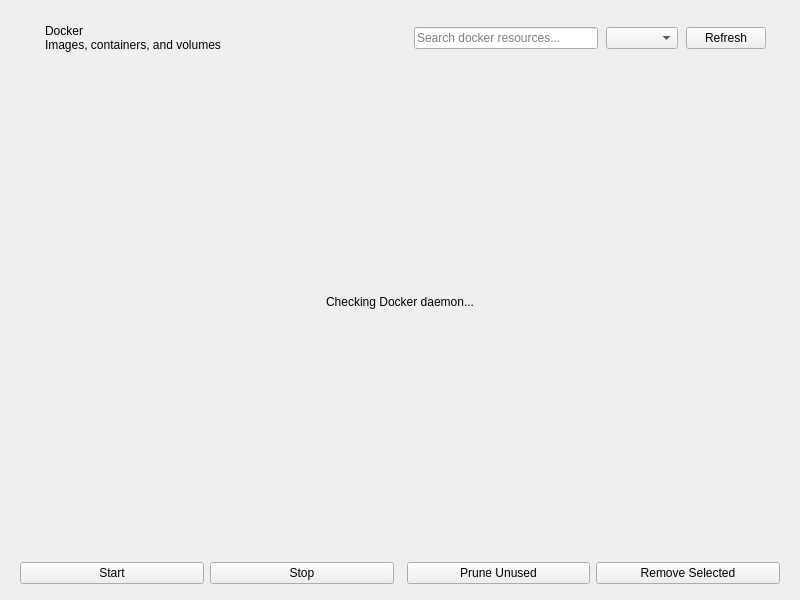
Old version of the form shared/nexis/Pages/Docker/docker_page.ui in the repository s4solutionsllc/Nexis.
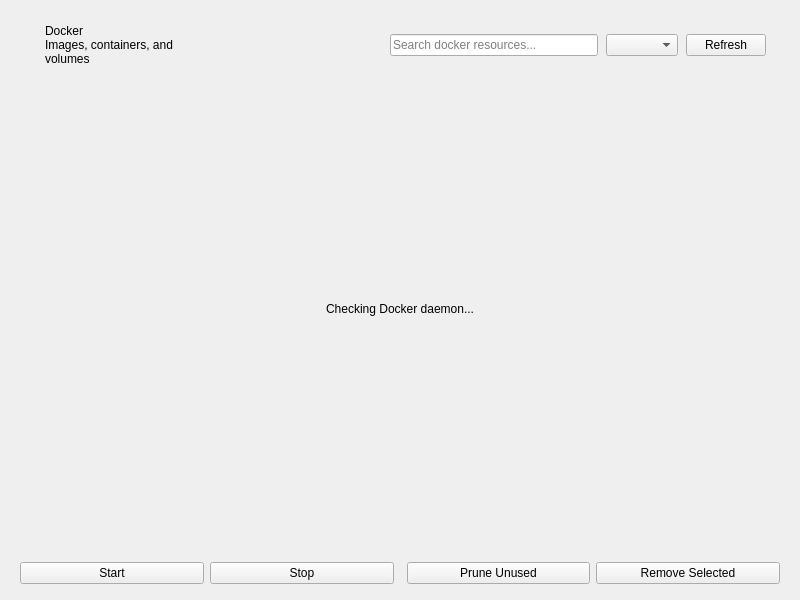
New version of the form.

Commit message:
fix(docker): wrap non-wrapping header subtitle at narrow widths (GH#475 follow-up, NEX SSO-25046)
Same root cause as GH#475: sectionHeaderSource's minimumSizeHint equalled its
full-text sizeHint with no word wrap, forcing the header row (and the page,
since Docker has no scroll area) to never shrink below "Images, containers,
and volumes" width — right at the edge of the app's 700x480 minimum window
with the sidebar expanded.

NEX SSO-25046

```diff
--- a/shared/nexis/Pages/Docker/docker_page.ui
+++ b/shared/nexis/Pages/Docker/docker_page.ui
@@ -89,6 +89,9 @@
           <property name="text">
            <string>Images, containers, and volumes</string>
           </property>
+          <property name="wordWrap">
+           <bool>true</bool>
+          </property>
          </widget>
         </item>
        </layout>
```
The commit also changes 1 other file.
